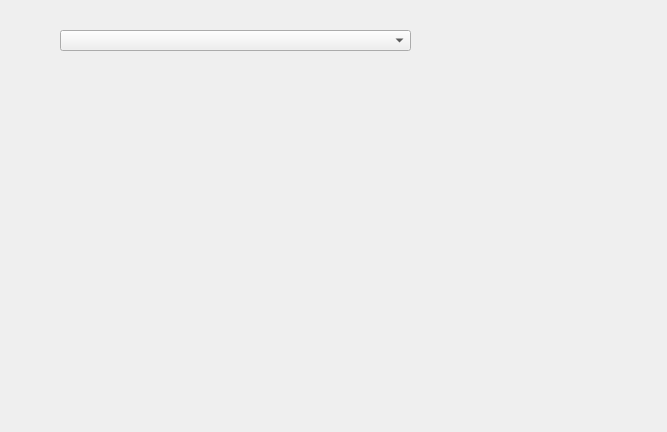
Before: the Qt Designer form wiget.ui in Perehodko/angle-calculator, drawn with Qt 5.
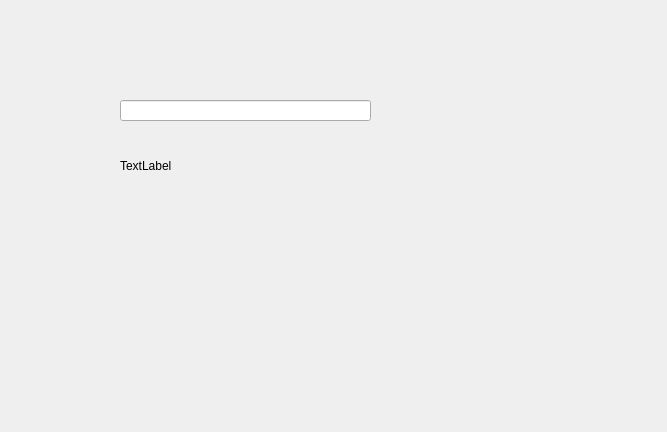
After: the same form once the commit is applied.

Commit message: add anoyher script

```diff
--- a/wiget.ui
+++ b/wiget.ui
@@ -13,16 +13,29 @@
   <property name="windowTitle">
    <string>Form</string>
   </property>
-  <widget class="QComboBox" name="comboBox">
+  <widget class="QLineEdit" name="lineEdit">
    <property name="geometry">
     <rect>
-     <x>60</x>
-     <y>30</y>
-     <width>351</width>
+     <x>120</x>
+     <y>100</y>
+     <width>251</width>
      <height>21</height>
     </rect>
    </property>
   </widget>
+  <widget class="QLabel" name="label">
+   <property name="geometry">
+    <rect>
+     <x>120</x>
+     <y>150</y>
+     <width>251</width>
+     <height>31</height>
+    </rect>
+   </property>
+   <property name="text">
+    <string>TextLabel</string>
+   </property>
+  </widget>
  </widget>
  <resources/>
  <connections/>
```
The commit also changes 2 other files.
